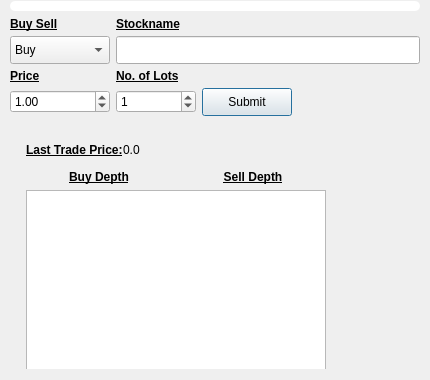
First picture: the form in F1_F2/f1_f2_buysell.ui, repository Likithanaidu07/qt, before the edit.
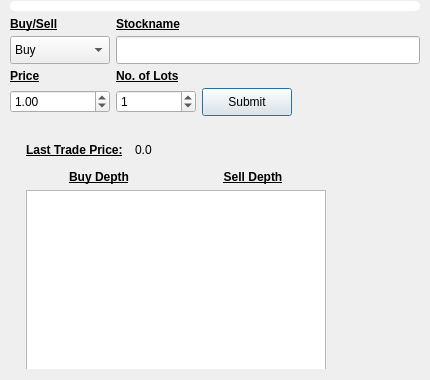
Second picture: the form after the edit.

```diff
--- a/F1_F2/f1_f2_buysell.ui
+++ b/F1_F2/f1_f2_buysell.ui
@@ -73,7 +73,7 @@
       </font>
      </property>
      <property name="text">
-      <string>Buy Sell</string>
+      <string>Buy/Sell</string>
      </property>
     </widget>
    </item>
@@ -268,6 +268,9 @@
         </item>
         <item row="1" column="0" colspan="2">
          <layout class="QHBoxLayout" name="horizontalLayout_2">
+          <property name="spacing">
+           <number>12</number>
+          </property>
           <item>
            <widget class="QLabel" name="label_5">
             <property name="font">
```
Left out of the diff: 4 changed lines with no effect on the pictures.
